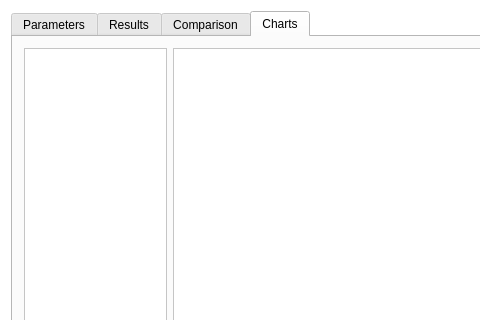
PAMDeveloper/QtSamara, file src/qtapp/mainwindow.ui: the form before one commit; both pictures show x 0 to 480 and y 0 to 320 of the 696 by 660 pixel window.
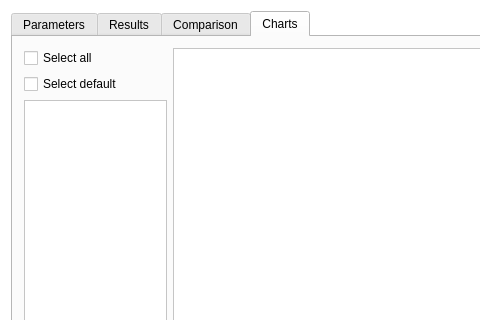
The form after the commit. The open tabs and pages were chosen to show the change.

Diff of the .ui file:
```diff
--- a/src/qtapp/mainwindow.ui
+++ b/src/qtapp/mainwindow.ui
@@ -382,6 +382,22 @@
         <item>
          <layout class="QHBoxLayout" name="horizontalLayout_3" stretch="2,7">
           <item>
+           <layout class="QVBoxLayout" name="verticalLayout_8">
+            <item>
+             <widget class="QCheckBox" name="selectAllBox">
+              <property name="text">
+               <string>Select all</string>
+              </property>
+             </widget>
+            </item>
+            <item>
+             <widget class="QCheckBox" name="selectDefaultBox">
+              <property name="text">
+               <string>Select default</string>
+              </property>
+             </widget>
+            </item>
+            <item>
            <widget class="QScrollArea" name="scrollArea">
             <property name="widgetResizable">
              <bool>true</bool>
@@ -391,13 +407,15 @@
               <rect>
                <x>0</x>
                <y>0</y>
-               <width>142</width>
-               <height>594</height>
+                 <width>140</width>
+                 <height>546</height>
               </rect>
              </property>
              <layout class="QVBoxLayout" name="verticalLayout_6"/>
             </widget>
            </widget>
+            </item>
+           </layout>
           </item>
           <item>
            <widget class="QScrollArea" name="scrollArea_2">
```
Left out of the diff: 2 changed lines with no effect on the pictures. Lines whose indentation alone changed are shown as unchanged.
